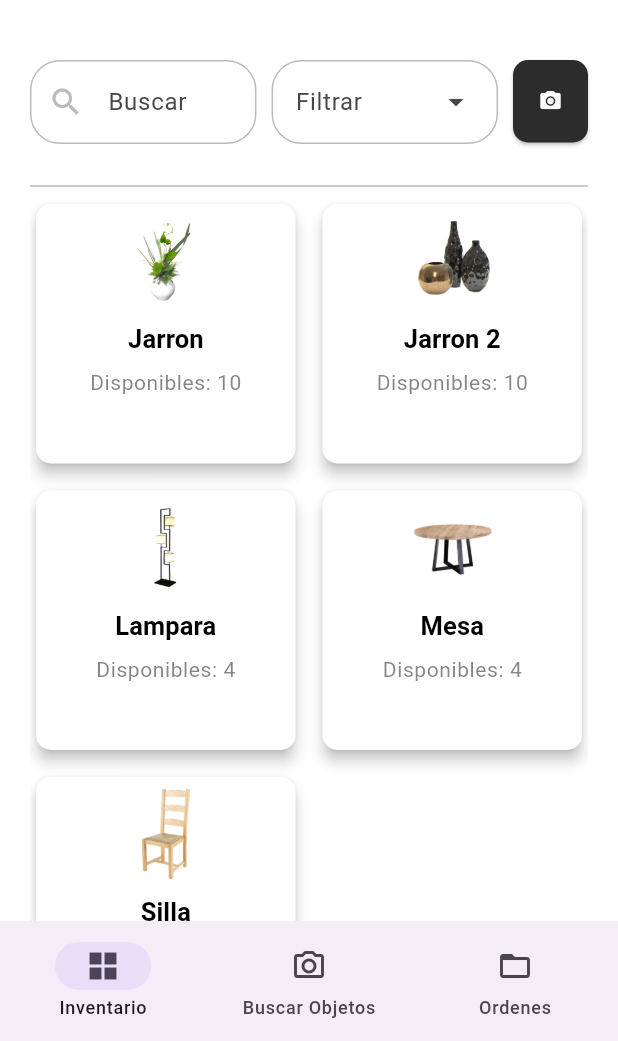
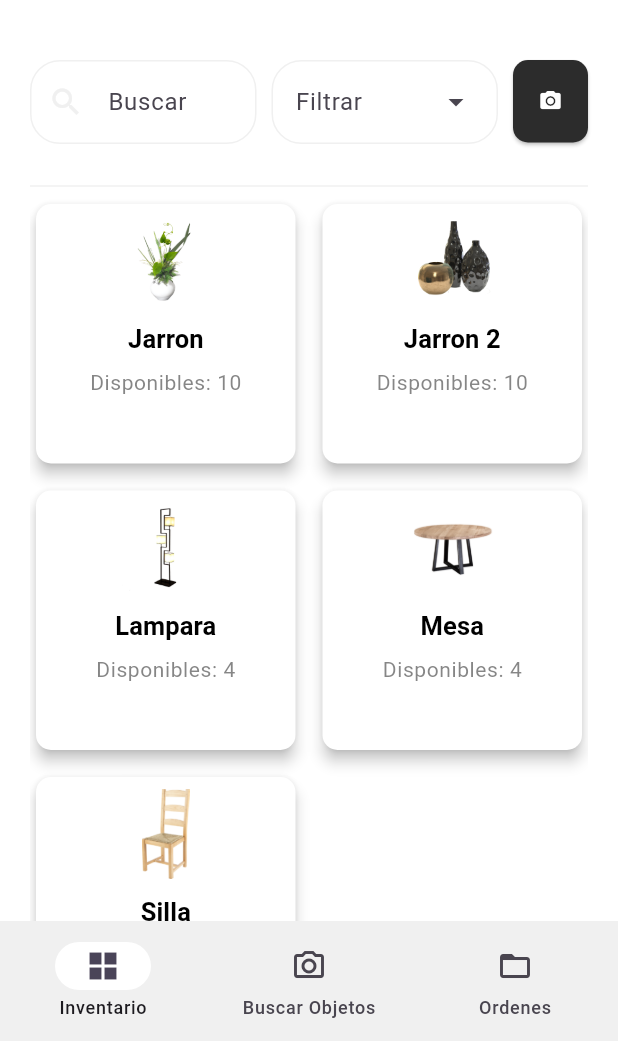
Before and after one commit to Lusho24/Giuseppev3, a Flutter app: the screen it shows after launch, after a tap on "Ingresar", on a phone screen of 412 x 824 dp, the part 195-1236 px from its top. Run offline on Flutter 3.47's test engine with Material 3 defaults, Android fonts, the phone set to English and light mode, and no system bars; our stand-ins replace camera, image_picker; missing offline and left inert: flutter_vision.

Commit message:
cambio colors y tab page

```diff
--- a/giuseppe/lib/main.dart
+++ b/giuseppe/lib/main.dart
@@ -16,6 +16,7 @@ class MyApp extends StatelessWidget {
       theme: AppTheme.generalTheme,
       routes: AppRoutes.getRoutes(),
       initialRoute: AppRoutes.loginPage,
+      debugShowCheckedModeBanner: false,
     );
   }
 }
--- a/giuseppe/lib/presentation/tabs/tabs_page.dart
+++ b/giuseppe/lib/presentation/tabs/tabs_page.dart
@@ -5,6 +5,7 @@ import 'package:giuseppe/presentation/tabs/orders/orders_tab.dart';
 import 'package:giuseppe/presentation/tabs/inventory/inventory_tab.dart';
 import 'package:giuseppe/presentation/tabs/search_object/search_object_tab.dart';
 import 'package:giuseppe/presentation/tabs/users/users_tab.dart';
+import 'package:giuseppe/utils/theme/app_colors.dart';
 
 class TabsPage extends StatefulWidget {
   final bool isAdmin;
@@ -89,6 +90,8 @@ class _TabsPageState extends State<TabsPage> {
     return Scaffold(
       body: tabsOptions.elementAt(_selectedItemIndex),
       bottomNavigationBar: NavigationBar(
+        backgroundColor: AppColors.primaryVariantColor,
+        indicatorColor: AppColors.primaryColor,
         selectedIndex: _selectedItemIndex,
         onDestinationSelected: _onItemTapped,
         destinations: destinations
--- a/giuseppe/lib/utils/theme/app_colors.dart
+++ b/giuseppe/lib/utils/theme/app_colors.dart
@@ -3,9 +3,9 @@ import 'package:flutter/material.dart';
 class AppColors {
   // Colores de la app
   static const Color primaryColor = Color.fromRGBO(255, 255, 255, 1.0);
-  static const Color primaryVariantColor = Color.fromRGBO(164, 164, 164, 0.75);
+  static const Color primaryVariantColor = Color.fromRGBO(240, 240, 240, 1);
   static const Color secondaryColor = Color.fromRGBO(44, 44, 44, 1.0);
-  static const Color secondaryVariantColor = Color.fromRGBO(66, 65, 65, 1.0);
+  static const Color secondaryVariantColor = Color.fromRGBO(170,170,170, 1.0);
   static const Color backgroundColor = Color.fromRGBO(255, 255, 255, 1.0);
   static const Color surfaceColor= Color.fromRGBO(255, 255, 255, 1.0);
   static const Color errorColor = Color.fromRGBO(255, 0, 0, 1.0);
```
